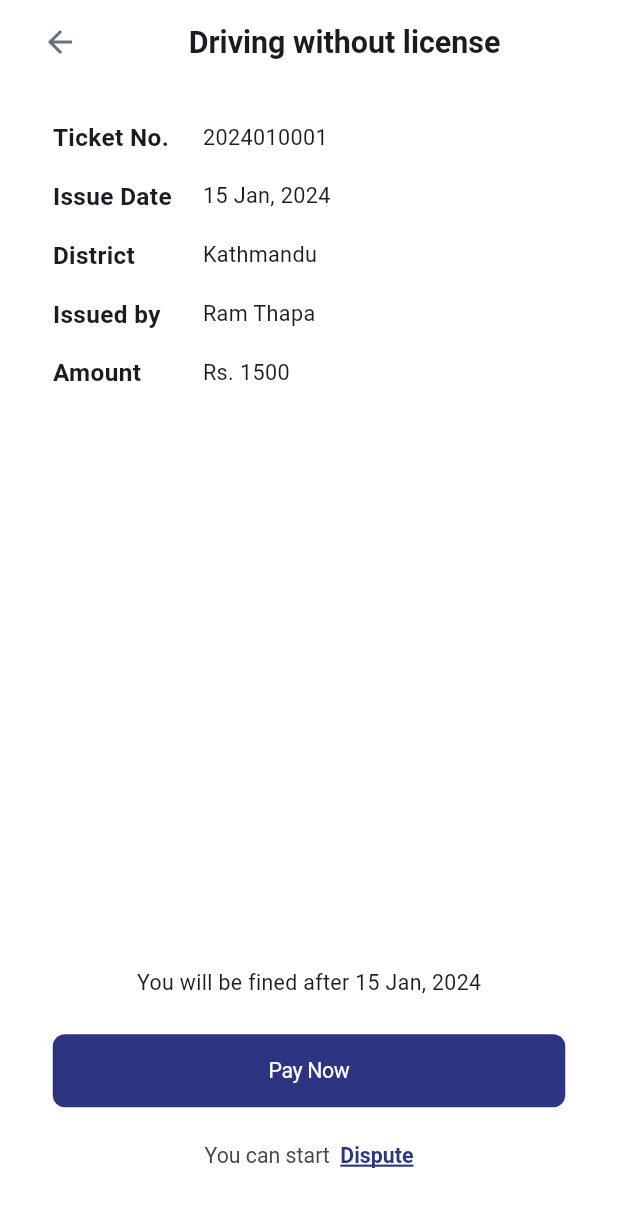
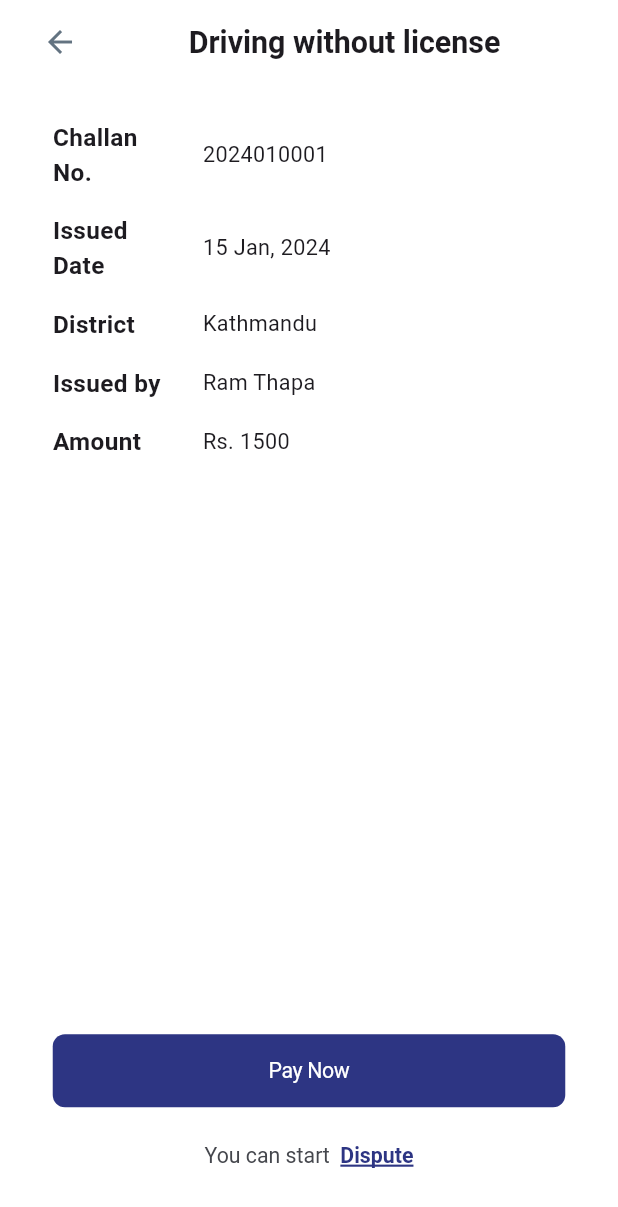
Before and after one commit to bijaya143/echallan-mobile, a Flutter app: the ViolationDetailScreen screen opened directly with sample values from the repository, on a phone screen of 412 x 824 dp. Shown: the top 1207 px of the screen. Run offline on Flutter 3.47's test engine with Material 3 defaults, Android fonts, the phone set to English and light mode, and no system bars; our stand-ins replace bloc, dio, flutter_bloc, flutter_screenutil, flutter_svg, fluttertoast and 5 more; missing offline and left inert: fresh_dio, qr_code_scanner; Roboto replaces fonts that are missing (PublicSans-Regular); statements that could not run were skipped.

Commit message:
ticket no changes to challan

```diff
--- a/lib/core/constants/api_constants.dart
+++ b/lib/core/constants/api_constants.dart
@@ -1,3 +1,3 @@
 class ApiEndpoint {
-  static const String BASE_URL = 'http://192.168.1.6:3001/';
+  static const String BASE_URL = 'http://192.168.1.5:3001/';
 }
--- a/lib/feature/auth_user/auth_user_home/view/screens/dispute_form_screen.dart
+++ b/lib/feature/auth_user/auth_user_home/view/screens/dispute_form_screen.dart
@@ -43,13 +43,13 @@ class _DisputeFormScreenState extends State<DisputeFormScreen> {
                   children: [
                     50.verticalSpace,
                     DetailTextCard(
-                      title: 'Ticket No.',
+                      title: 'Challan No.',
                       value: widget.violationRecordModel.ticketNumber,
                     ),
                     16.verticalSpace,
                     DetailTextCard(
-                      title: 'Ticket No.',
-                      value: widget.violationRecordModel.ticketNumber,
+                      title: 'Issued Date',
+                      value: widget.violationRecordModel.issueDate,
                     ),
                     40.verticalSpace,
                     Text(
--- a/lib/feature/auth_user/auth_user_home/view/screens/payment_method_screen.dart
+++ b/lib/feature/auth_user/auth_user_home/view/screens/payment_method_screen.dart
@@ -77,7 +77,7 @@ class _PaymentMethodScreenState extends State<PaymentMethodScreen> {
                                       .initiateEsewaPayment(
                                         productId: '1d71jd81',
                                         productName: 'Product One',
-                                        productPrice: '20',
+                                        productPrice: '1500',
                                         context: context,
                                       );
                                 },
--- a/lib/feature/auth_user/auth_user_home/view/screens/violation_detail_screen.dart
+++ b/lib/feature/auth_user/auth_user_home/view/screens/violation_detail_screen.dart
@@ -40,12 +40,12 @@ class _ViolationDetailScreenState extends State<ViolationDetailScreen> {
                     crossAxisAlignment: CrossAxisAlignment.start,
                     children: [
                       DetailTextCard(
-                        title: 'Ticket No.',
+                        title: 'Challan No.',
                         value: widget.violationRecordModel.ticketNumber,
                       ),
                       16.verticalSpace,
                       DetailTextCard(
-                        title: 'Issue Date',
+                        title: 'Issued Date',
                         value: widget.violationRecordModel.issueDate,
                       ),
                       16.verticalSpace,
@@ -67,14 +67,14 @@ class _ViolationDetailScreenState extends State<ViolationDetailScreen> {
                   ),
                   Column(
                     children: [
-                      Text(
-                        'You will be fined after ${widget.violationRecordModel.issueDate}',
-                        style: TextStyle(
-                          fontSize: 14.sp,
-                          fontWeight: FontWeight.w400,
-                        ),
-                      ),
-                      24.verticalSpace,
+                      // Text(
+                      //   'You will be fined after ${widget.violationRecordModel.issueDate}',
+                      //   style: TextStyle(
+                      //     fontSize: 14.sp,
+                      //     fontWeight: FontWeight.w400,
+                      //   ),
+                      // ),
+                      // 24.verticalSpace,
                       AppButton(
                         text: 'Pay Now',
                         onPressed: () {
--- a/lib/widgets/record_cart.dart
+++ b/lib/widgets/record_cart.dart
@@ -76,7 +76,7 @@ class RecordCard extends StatelessWidget {
                     crossAxisAlignment: CrossAxisAlignment.start,
                     children: [
                       _CardItem(
-                        title: 'Ticket No.',
+                        title: 'Challan No.',
                         value: ticketNumber,
                       ),
                       4.verticalSpace,
```
